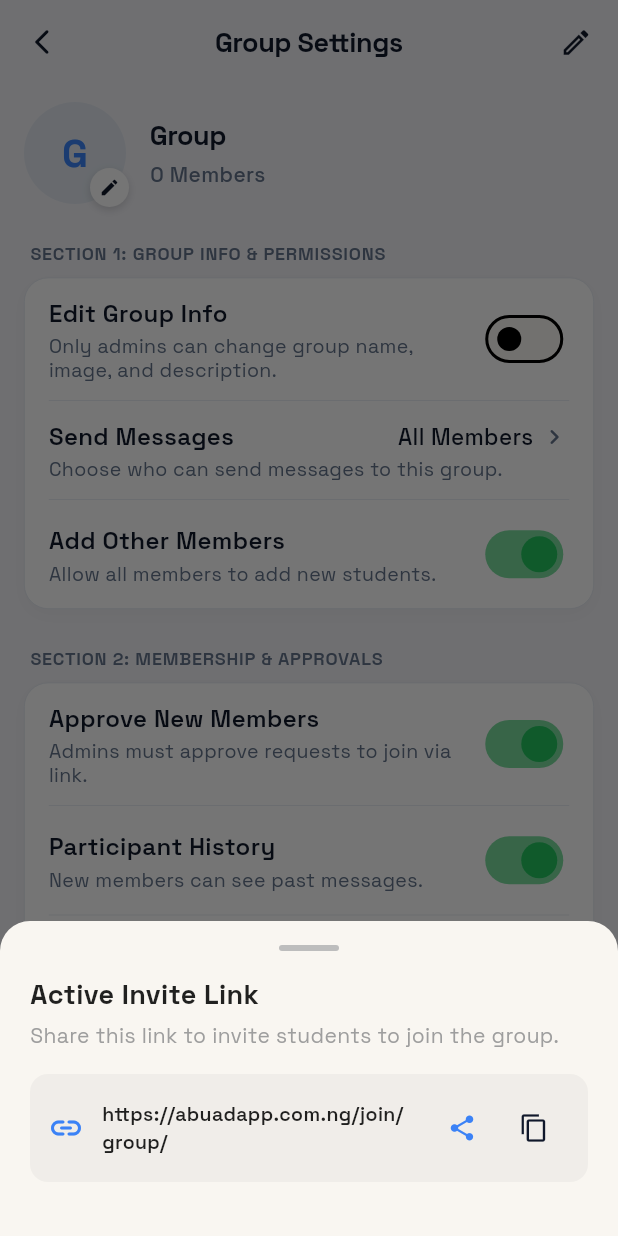
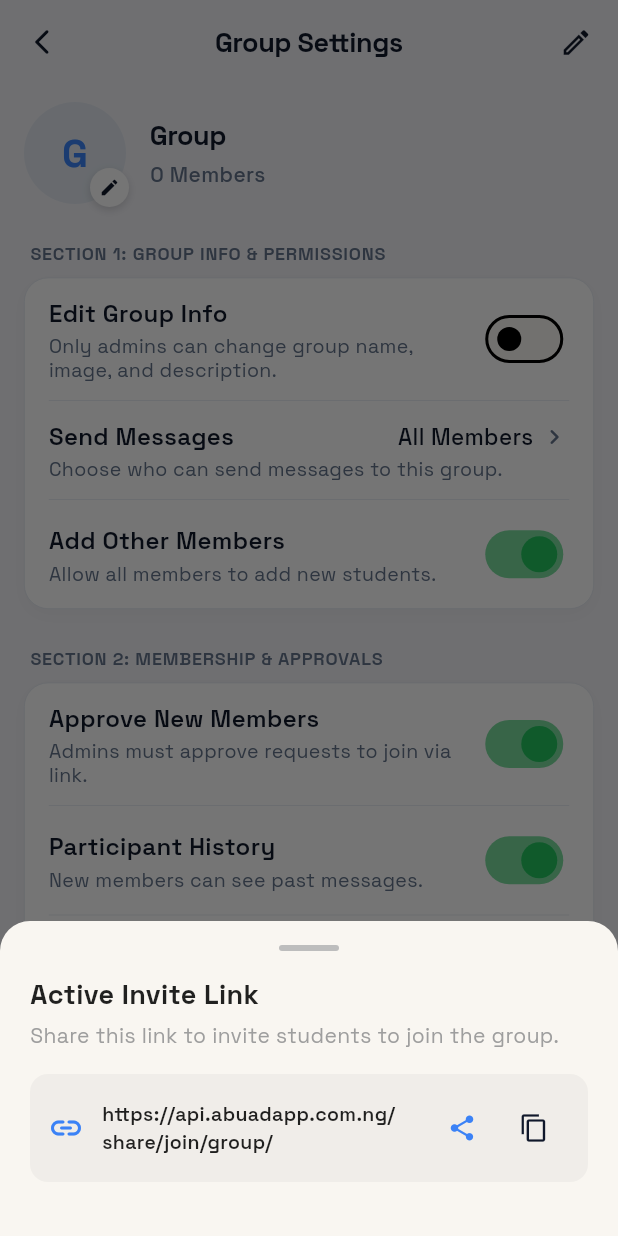
Before and after one commit to praiseikebuwa/abuad, a Flutter app: the GroupSettingsScreen screen opened directly with empty values, after a tap on "Invite Links", on a phone screen of 412 x 824 dp. Run offline on Flutter 3.47's test engine with Material 3 defaults, Android fonts, the phone set to English and light mode, and no system bars; drawn by our look-alikes of toastification; our stand-ins replace audioplayers, badges, cached_network_image, camera, connectivity_plus, dio and 27 more; missing offline and left inert: any_link_preview, camerakit_flutter, dart:js_interop, dart:ui_web, flutter_document_viewer, gal and 6 more; accounts and stored records are empty; network calls fail.

```diff
--- a/lib/src/core/services/api_client.dart
+++ b/lib/src/core/services/api_client.dart
@@ -15,6 +15,14 @@ class ApiClient {
   static String? _refreshToken;
 
   static String? get accessToken => _accessToken;
+
+  static void setInMemoryTokens({
+    String? accessToken,
+    String? refreshToken,
+  }) {
+    if (accessToken != null) _accessToken = accessToken;
+    if (refreshToken != null) _refreshToken = refreshToken;
+  }
 
   static Future<void> setTokens({
     String? accessToken,
--- a/lib/src/features/audio_spaces/data/audio_room_repository.dart
+++ b/lib/src/features/audio_spaces/data/audio_room_repository.dart
@@ -229,8 +229,8 @@ class AudioRoomRepository {
     });
     if (res.statusCode >= 200 && res.statusCode < 300) {
       final json = jsonDecode(res.body);
-      return json['shareUrl'] as String? ?? 'https://abuadapp.com.ng/spaces/$roomId';
+      return json['shareUrl'] as String? ?? 'https://api.abuadapp.com.ng/share/spaces/$roomId';
     }
-    return 'https://abuadapp.com.ng/spaces/$roomId';
+    return 'https://api.abuadapp.com.ng/share/spaces/$roomId';
   }
 }
--- a/lib/src/features/audio_spaces/presentation/widgets/live_space_share_sheet.dart
+++ b/lib/src/features/audio_spaces/presentation/widgets/live_space_share_sheet.dart
@@ -20,7 +20,7 @@ class _LiveSpaceShareSheetState extends ConsumerState<LiveSpaceShareSheet> {
   final Set<String> _sharedChannelIds = {};
   String _searchQuery = '';
 
-  String get _shareUrl => 'https://abuadapp.com.ng/spaces/${widget.room.id}';
+  String get _shareUrl => 'https://api.abuadapp.com.ng/share/spaces/${widget.room.id}';
 
   String get _shareText =>
       '🎙️ Join "${widget.room.title}" on ABUAD Life Live Audio Spaces!\n'
--- a/lib/src/features/chat/presentation/group_info_screen.dart
+++ b/lib/src/features/chat/presentation/group_info_screen.dart
@@ -1115,7 +1115,7 @@ class _GroupInfoScreenState extends ConsumerState<GroupInfoScreen> {
   }
 
   Future<void> _shareGroupLink(String displayName) async {
-    final link = 'https://abuadapp.com.ng/join/group/${widget.channelId}';
+    final link = 'https://api.abuadapp.com.ng/share/join/group/${widget.channelId}';
     await SharePlus.instance.share(
       ShareParams(
         text: 'Join our ABUAD campus group "$displayName" on ABUAD Life:\n$link',
--- a/lib/src/features/chat/presentation/group_settings_screen.dart
+++ b/lib/src/features/chat/presentation/group_settings_screen.dart
@@ -731,7 +731,7 @@ class _GroupSettingsScreenState extends ConsumerState<GroupSettingsScreen> {
                       const SizedBox(width: 12),
                       Expanded(
                         child: Text(
-                          'https://abuadapp.com.ng/join/group/$channelId',
+                          'https://api.abuadapp.com.ng/share/join/group/$channelId',
                           style: const TextStyle(fontWeight: FontWeight.w600, fontSize: 13),
                         ),
                       ),
@@ -741,7 +741,7 @@ class _GroupSettingsScreenState extends ConsumerState<GroupSettingsScreen> {
                           Navigator.pop(context);
                           SharePlus.instance.share(
                             ShareParams(
-                              text: 'Join our ABUAD campus group on ABUAD Life:\nhttps://abuadapp.com.ng/join/group/$channelId',
+                              text: 'Join our ABUAD campus group on ABUAD Life:\nhttps://api.abuadapp.com.ng/share/join/group/$channelId',
                               subject: 'Join ABUAD Group',
                             ),
                           );
--- a/lib/src/features/feed/presentation/post_detail_screen.dart
+++ b/lib/src/features/feed/presentation/post_detail_screen.dart
@@ -721,7 +721,7 @@ class _PostDetailScreenState extends ConsumerState<PostDetailScreen> {
                   SharePlus.instance.share(
                     ShareParams(
                       text:
-                          'Check out this post on Abuad life: https://abuadapp.com.ng/post/$postId',
+                          'Check out this post on Abuad life: https://api.abuadapp.com.ng/share/post/$postId',
                       subject: 'Check out this post on ABUAD',
                     ),
                   );
--- a/lib/src/features/profile/presentation/share_profile_screen.dart
+++ b/lib/src/features/profile/presentation/share_profile_screen.dart
@@ -22,7 +22,7 @@ class ShareProfileScreen extends ConsumerWidget {
     final isDark = theme.brightness == Brightness.dark;
 
     // Use a deep link format or web URL
-    final profileUrl = 'https://abuadapp.com.ng/user/$userId';
+    final profileUrl = 'https://api.abuadapp.com.ng/share/user/$userId';
 
     return Scaffold(
       backgroundColor: isDark ? AppColors.primaryInk : AppColors.surfaceLight,
--- a/lib/src/shared/widgets/share_sheet.dart
+++ b/lib/src/shared/widgets/share_sheet.dart
@@ -346,7 +346,7 @@ class _ShareSheetState extends ConsumerState<ShareSheet> {
                                   Clipboard.setData(
                                     ClipboardData(
                                       text:
-                                          'https://abuadapp.com.ng/post/${widget.post.id}',
+                                          'https://api.abuadapp.com.ng/share/post/${widget.post.id}',
                                     ),
                                   );
                                   ScaffoldMessenger.of(context).showSnackBar(
@@ -364,7 +364,7 @@ class _ShareSheetState extends ConsumerState<ShareSheet> {
                                   SharePlus.instance.share(
                                     ShareParams(
                                       text:
-                                          'Check out this post on Abuad life: https://abuadapp.com.ng/post/${widget.post.id}',
+                                          'Check out this post on Abuad life: https://api.abuadapp.com.ng/share/post/${widget.post.id}',
                                       subject: 'Share Post',
                                     ),
                                   );
```
Also changed, not shown: lib/main.dart (+2 -6 lines), lib/src/core/router/app_router.dart (+1 -8 lines), lib/src/features/auth/data/auth_repository.dart (+9 -5 lines), vercel.json, 1 other file.
